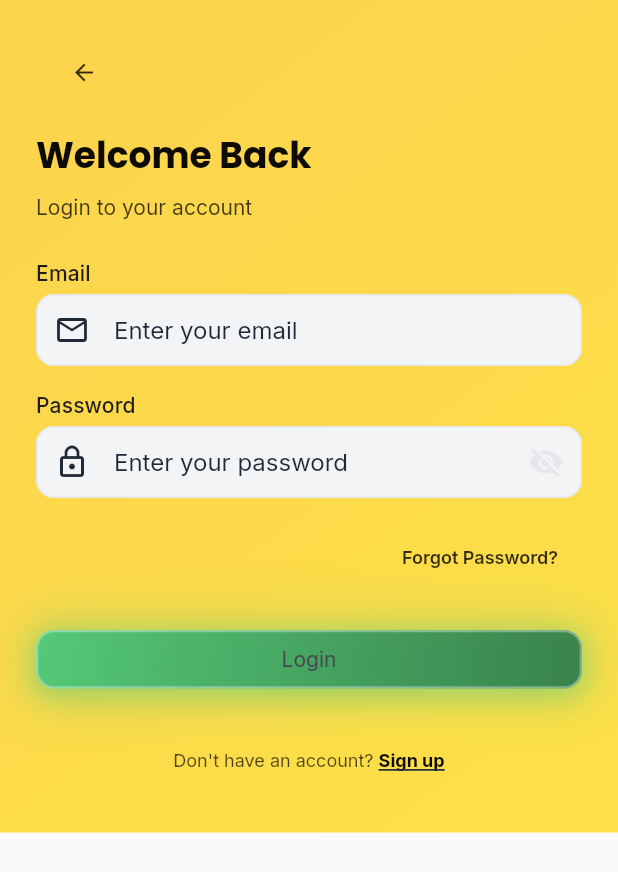
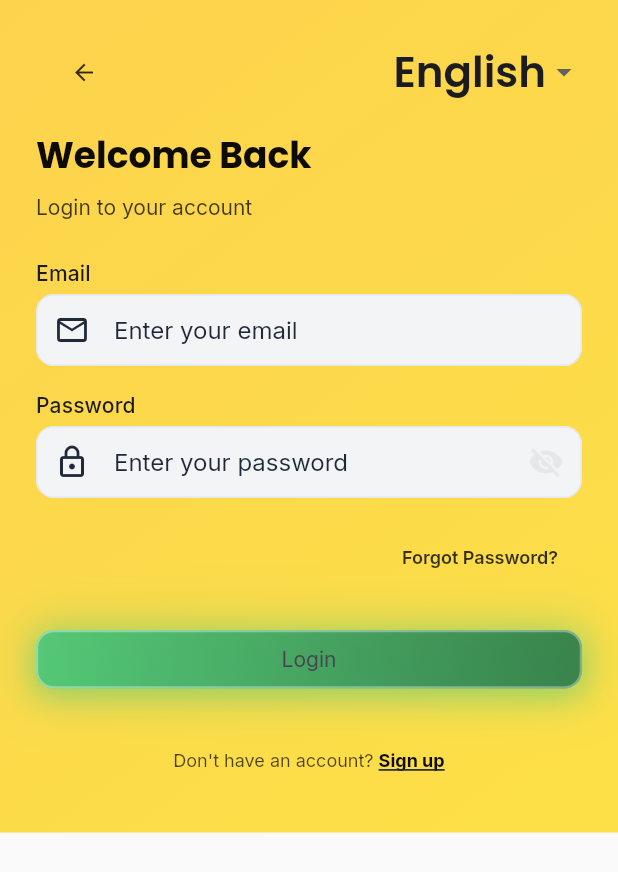
Before and after one commit to kurdostkozer-bit/full-stack-jobmap-flutter, a Flutter app: the screen it shows after launch, on a phone screen of 412 x 824 dp. Shown: the top 872 px of the screen. Run offline on Flutter 3.47's test engine with Material 3 defaults, Android fonts, the phone set to English and light mode, and no system bars; our stand-ins replace bloc, dio, equatable, flutter_bloc, flutter_map, flutter_secure_storage and 7 more.

Commit message:
feat: add language selector to login screen - Add dropdown menu in top-right corner - Support 3 languages: English, العربية, کوردی - Store selected language in _selectedLanguage state - Responsive layout with back button and language selector - Ready for i18n implementation

```diff
--- a/lib/features/auth/presentation/screens/login_screen.dart
+++ b/lib/features/auth/presentation/screens/login_screen.dart
@@ -20,6 +20,7 @@ class LoginScreen extends StatefulWidget {
 class _LoginScreenState extends State<LoginScreen> {
   late TextEditingController _emailController;
   late TextEditingController _passwordController;
+  String _selectedLanguage = 'en';
 
   @override
   void initState() {
@@ -47,6 +48,11 @@ class _LoginScreenState extends State<LoginScreen> {
         password: _passwordController.text,
       ),
     );
+  }
+
+  void _changeLanguage(String languageCode) {
+    setState(() => _selectedLanguage = languageCode);
+    // TODO: Implement language change when app supports i18n
   }
 
   @override
@@ -82,12 +88,40 @@ class _LoginScreenState extends State<LoginScreen> {
                   child: Column(
                     crossAxisAlignment: CrossAxisAlignment.start,
                     children: [
+                      Row(
+                        mainAxisAlignment: MainAxisAlignment.spaceBetween,
+                        children: [
                           TextButton(
                             onPressed: () => GoRouter.of(context).pop(),
                             child: Icon(
                               Icons.arrow_back,
                               color: Colors.black.withValues(alpha: 0.8),
                             ),
+                          ),
+                          DropdownButton<String>(
+                            value: _selectedLanguage,
+                            underline: Container(),
+                            items: const [
+                              DropdownMenuItem(
+                                value: 'en',
+                                child: Text('English'),
+                              ),
+                              DropdownMenuItem(
+                                value: 'ar',
+                                child: Text('العربية'),
+                              ),
+                              DropdownMenuItem(
+                                value: 'ku',
+                                child: Text('کوردی'),
+                              ),
+                            ],
+                            onChanged: (value) {
+                              if (value != null) {
+                                _changeLanguage(value);
+                              }
+                            },
+                          ),
+                        ],
                       ),
                       SizedBox(height: AppSpacing.md),
                       Text(
```
Lines whose indentation alone changed are shown as unchanged.
